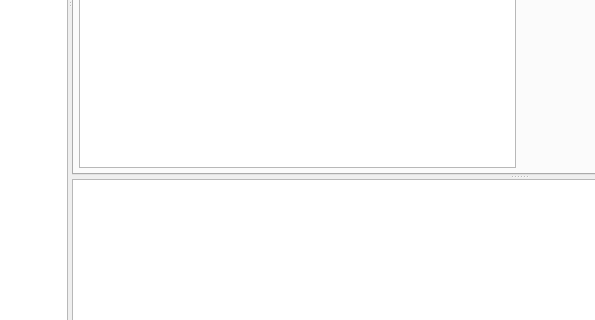
Old version of the form Dioptas_main/UiFiles/Integration.ui in the repository Dioptas/Dioptas; both pictures show x 334 to 929 and y 391 to 711 of the 1307 by 823 pixel window.
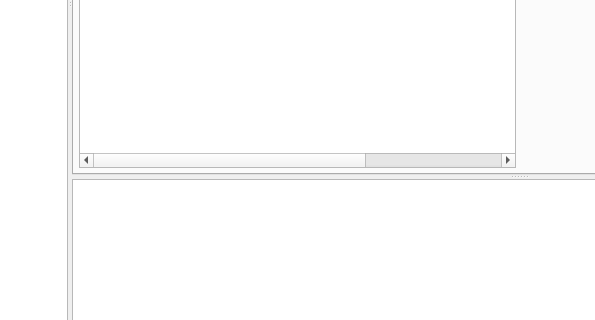
New version of the form. Custom widgets are drawn as their Qt base class.

Patch:
```diff
--- a/Dioptas_main/UiFiles/Integration.ui
+++ b/Dioptas_main/UiFiles/Integration.ui
@@ -765,7 +765,7 @@
               <number>0</number>
              </property>
              <property name="columnCount">
-              <number>2</number>
+              <number>3</number>
              </property>
              <attribute name="horizontalHeaderVisible">
               <bool>false</bool>
@@ -790,6 +790,7 @@
              </attribute>
              <column/>
              <column/>
+             <column/>
             </widget>
            </item>
            <item>
```
